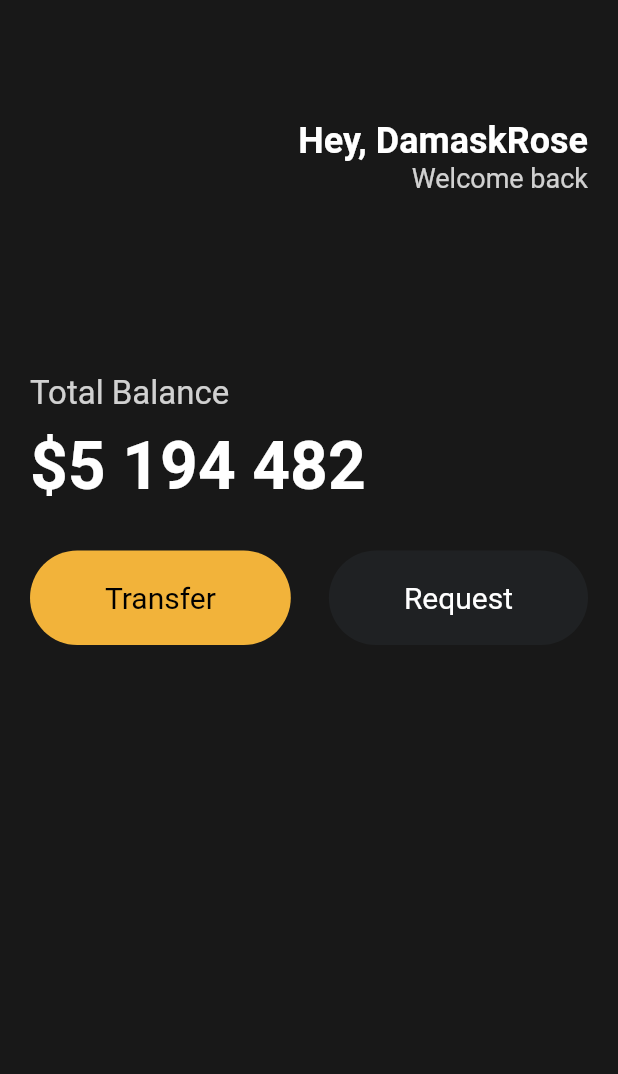
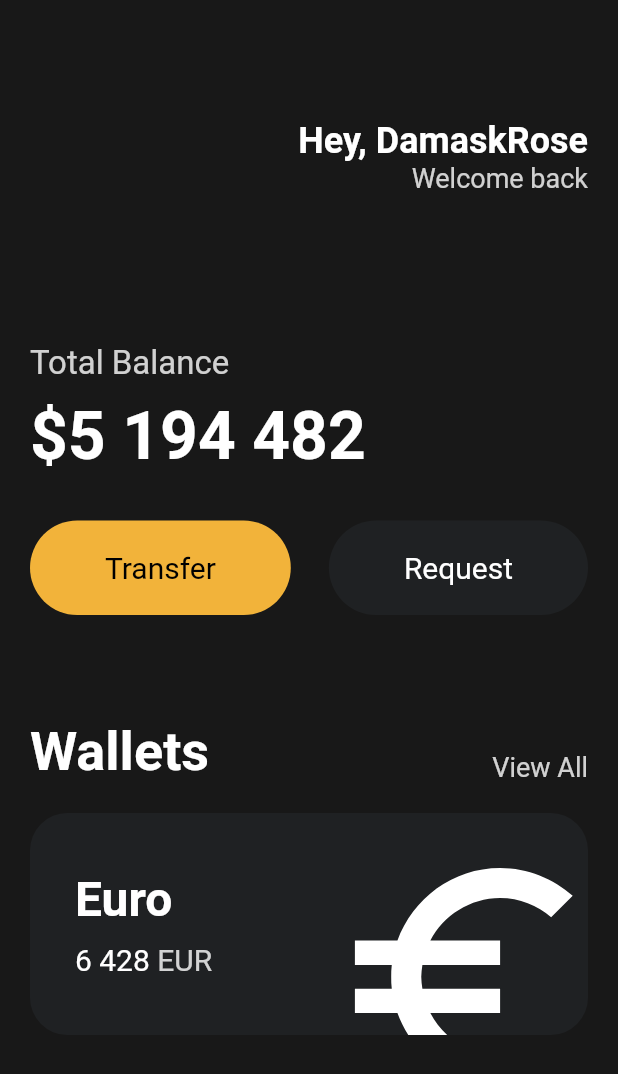
Before and after one commit to RosaDamascena/Flutter_Projects, a Flutter app: the screen it shows after launch, on a phone screen of 412 x 824 dp. Shown: the top 1074 px of the screen. Run offline on Flutter 3.47's test engine with Material 2 defaults, Android fonts, the phone set to English and light mode, and no system bars.

Commit message:
feat : Create the card to Euro in Wallets

```diff
--- a/financialapp/lib/main.dart
+++ b/financialapp/lib/main.dart
@@ -47,7 +47,7 @@
                 ],
               ),
               const SizedBox(
-                height: 120,
+                height: 100,
               ),
               Text(
                 'Total Balance',
@@ -85,6 +85,96 @@
                   ),
                 ],
               ),
+              const SizedBox(
+                height: 70,
+              ),
+              Row(
+                crossAxisAlignment: CrossAxisAlignment.end,
+                mainAxisAlignment: MainAxisAlignment.spaceBetween,
+                children: [
+                  const Text(
+                    'Wallets',
+                    style: TextStyle(
+                      color: Colors.white,
+                      fontSize: 36,
+                      fontWeight: FontWeight.w600,
+                    ),
+                  ),
+                  Text(
+                    'View All',
+                    style: TextStyle(
+                      color: Colors.white.withOpacity(0.8),
+                      fontSize: 18,
+                    ),
+                  ),
+                ],
+              ),
+              const SizedBox(
+                height: 20,
+              ),
+              Container(
+                clipBehavior: Clip.hardEdge,
+                decoration: BoxDecoration(
+                  color: const Color(0xFF1F2123),
+                  borderRadius: BorderRadius.circular(25),
+                ),
+                child: Padding(
+                  padding: const EdgeInsets.all(30),
+                  child: Row(
+                    mainAxisAlignment: MainAxisAlignment.spaceBetween,
+                    children: [
+                      Column(
+                        crossAxisAlignment: CrossAxisAlignment.start,
+                        children: [
+                          const Text(
+                            'Euro',
+                            style: TextStyle(
+                              color: Colors.white,
+                              fontSize: 32,
+                              fontWeight: FontWeight.w600,
+                            ),
+                          ),
+                          const SizedBox(
+                            height: 10,
+                          ),
+                          Row(
+                            children: [
+                              const Text(
+                                '6 428',
+                                style: TextStyle(
+                                  color: Colors.white,
+                                  fontSize: 20,
+                                ),
+                              ),
+                              const SizedBox(
+                                width: 5,
+                              ),
+                              Text(
+                                'EUR',
+                                style: TextStyle(
+                                  color: Colors.white.withOpacity(0.8),
+                                  fontSize: 20,
+                                ),
+                              ),
+                            ],
+                          ),
+                        ],
+                      ),
+                      Transform.scale(
+                        scale: 2.2,
+                        child: Transform.translate(
+                          offset: const Offset(-4, 16),
+                          child: const Icon(
+                            Icons.euro_symbol,
+                            color: Colors.white,
+                            size: 88,
+                          ),
+                        ),
+                      ),
+                    ],
+                  ),
+                ),
+              ),
             ],
           ),
         ),
```
